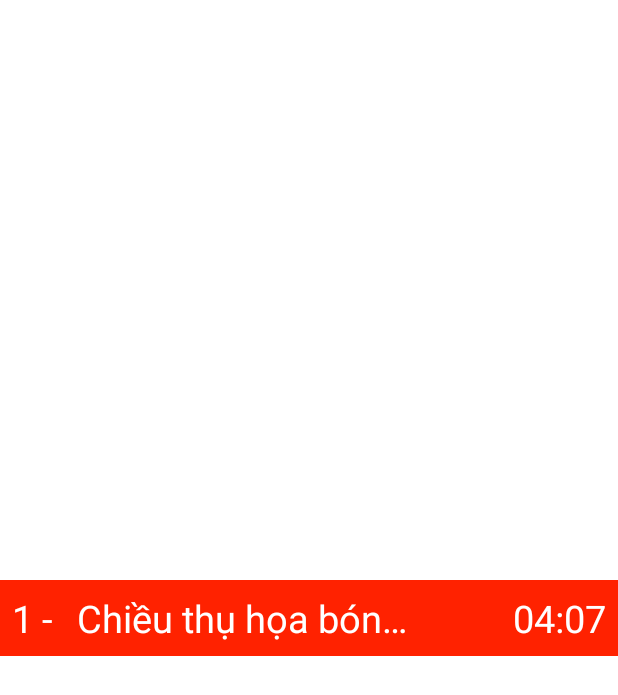
After one commit to phamtanphat/BoundService23032021, an Android app: the layout layout_item_song.xml on its own in the app's theme, with its tools: preview values and no code run, on a phone screen of 412 x 824 dp. The commit adds this screen. Shown: the top 695 px of the screen. Run offline under Robolectric (Android 15) with nearby library versions, the phone set to English and light mode, and no system bars.

Commit message:
layout item

```diff
--- a/app/src/main/AndroidManifest.xml
+++ b/app/src/main/AndroidManifest.xml
@@ -9,7 +9,7 @@
         android:roundIcon="@mipmap/ic_launcher_round"
         android:supportsRtl="true"
         android:theme="@style/Theme.BoundService23032021">
-        <activity android:name=".MainActivity">
+        <activity android:name=".activity.MainActivity">
             <intent-filter>
                 <action android:name="android.intent.action.MAIN" />
 
--- a/app/src/main/java/com/example/boundservice23032021/MainActivity.java
+++ b/app/src/main/java/com/example/boundservice23032021/activity/MainActivity.java
@@ -1,8 +1,10 @@
-package com.example.boundservice23032021;
+package com.example.boundservice23032021.activity;
 
 import androidx.appcompat.app.AppCompatActivity;
 
 import android.os.Bundle;
+
+import com.example.boundservice23032021.R;
 
 public class MainActivity extends AppCompatActivity {
 
--- a/app/src/main/res/layout/activity_main.xml
+++ b/app/src/main/res/layout/activity_main.xml
@@ -6,7 +6,7 @@
     android:layout_height="match_parent"
     android:orientation="vertical"
     android:background="#523C63"
-    tools:context=".MainActivity">
+    tools:context=".activity.MainActivity">
     <TextView
         android:textColor="#FFFFFF"
         android:layout_gravity="center"
--- /dev/null
+++ b/app/src/main/res/layout/layout_item_song.xml
@@ -0,0 +1,45 @@
+<?xml version="1.0" encoding="utf-8"?>
+<LinearLayout xmlns:android="http://schemas.android.com/apk/res/android"
+    android:layout_width="match_parent"
+    android:layout_height="wrap_content"
+    xmlns:tools="http://schemas.android.com/tools"
+    android:layout_gravity="center"
+    android:padding="8dp"
+    tools:background="#f20"
+    android:weightSum="10">
+
+    <TextView
+        android:textColor="#ffff"
+        android:layout_weight="1"
+        android:id="@+id/textViewIndex"
+        android:textSize="25sp"
+        android:text="1 - "
+        android:layout_width="0dp"
+        android:layout_height="wrap_content"/>
+    <TextView
+        android:textColor="#ffff"
+        android:gravity="start"
+        android:layout_weight="6"
+        android:ellipsize="end"
+        android:maxWidth="300dp"
+        android:maxLines="1"
+        android:layout_marginLeft="5dp"
+        android:id="@+id/textViewTitle"
+        android:textSize="25sp"
+        android:text="Chiều thụ họa bóng nàng"
+        android:layout_width="0dp"
+        android:layout_height="wrap_content"/>
+    <TextView
+        android:textColor="#ffff"
+        android:gravity="end"
+        android:layout_weight="3"
+        android:ellipsize="end"
+        android:maxWidth="300dp"
+        android:maxLines="1"
+        android:layout_marginLeft="5dp"
+        android:id="@+id/textViewDuration"
+        android:textSize="25sp"
+        android:text="04:07"
+        android:layout_width="0dp"
+        android:layout_height="wrap_content"/>
+</LinearLayout>
```
Also changed, not shown: app/src/main/java/com/example/boundservice23032021/model/Song.java (added, +37 -0 lines).
